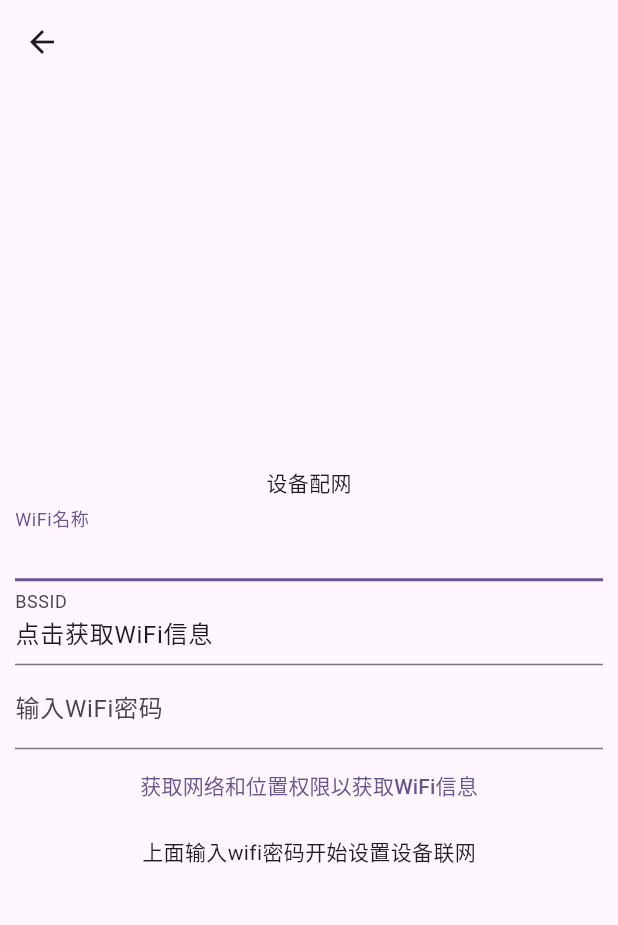
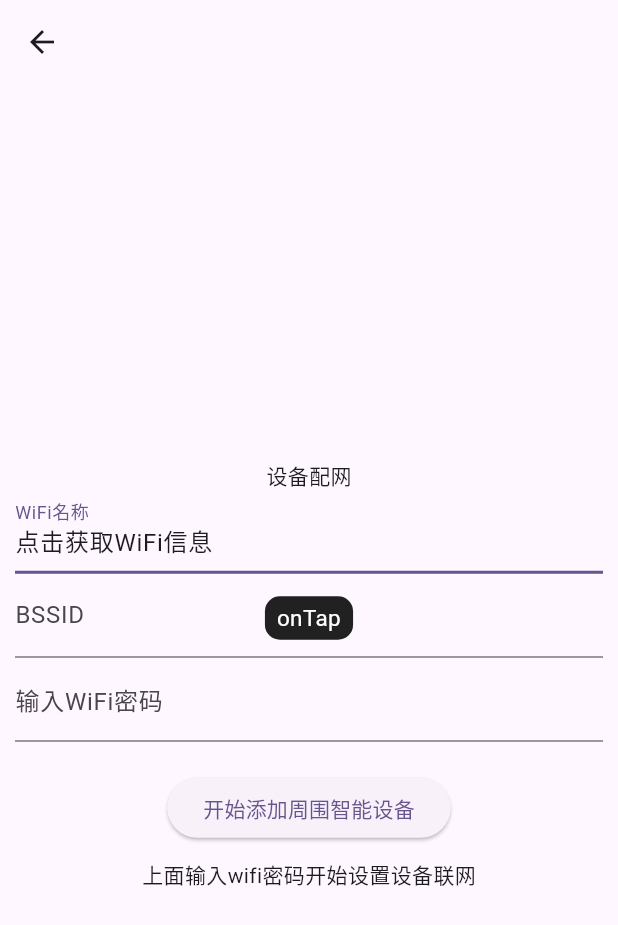
Before and after one commit to OpenIoTHub/openiothub_common_pages, a Flutter app: the Airkiss screen opened directly, after a tap on "设备配网", on a phone screen of 412 x 824 dp. Shown: the top 925 px of the screen. Run offline on Flutter 3.47's test engine with Material 3 defaults, Android fonts, the phone set to English and light mode, and no system bars; drawn by our look-alikes of oktoast; our stand-ins replace dio, package_info_plus, permission_handler, qr_flutter, shared_preferences, webview_flutter; missing offline and left inert: airkiss_dart, flutter_nsd, network_info_plus, openiothub_api, openiothub_constants, openiothub_grpc_api and 3 more; accounts and stored records are empty.

Commit message:
git tag v1.0.5+61

```diff
--- a/example/lib/main.dart
+++ b/example/lib/main.dart
@@ -1,4 +1,5 @@
 import 'package:flutter/material.dart';
+import 'package:oktoast/oktoast.dart';
 import 'package:openiothub_common_pages/wifiConfig/airkiss.dart';
 
 void main() {
@@ -11,7 +12,8 @@
   // This widget is the root of your application.
   @override
   Widget build(BuildContext context) {
-    return MaterialApp(
+    return OKToast(
+        child:MaterialApp(
       title: 'Flutter Demo',
       theme: ThemeData(
         // This is the theme of your application.
@@ -33,7 +35,7 @@
         useMaterial3: true,
       ),
       home: const MyHomePage(title: 'Flutter Demo Home Page'),
-    );
+    ));
   }
 }
 
--- a/example/pubspec.yaml
+++ b/example/pubspec.yaml
@@ -35,6 +35,7 @@ dependencies:
   # The following adds the Cupertino Icons font to your application.
   # Use with the CupertinoIcons class for iOS style icons.
   cupertino_icons: ^1.0.8
+  oktoast: ^3.3.2+1
   openiothub_common_pages:
     path: ../
   openiothub_constants: ^1.0.0
--- a/lib/wifiConfig/airkiss.dart
+++ b/lib/wifiConfig/airkiss.dart
@@ -24,9 +24,9 @@ class _AirkissState extends State<Airkiss> {
   final NetworkInfo _networkInfo = NetworkInfo();
 
 //  New
+  final TextEditingController _ssidFilter = TextEditingController(text: "点击获取WiFi信息");
   final TextEditingController _bssidFilter =
-      TextEditingController(text: "点击获取WiFi信息");
-  final TextEditingController _ssidFilter = TextEditingController();
+  TextEditingController();
   final TextEditingController _passwordFilter = TextEditingController();
 
   bool _isLoading = false;
@@ -38,8 +38,8 @@ class _AirkissState extends State<Airkiss> {
 
   _AirkissState() {
     _ssidFilter.addListener(_ssidListen);
+    _bssidFilter.addListener(_bssidListen);
     _passwordFilter.addListener(_passwordListen);
-    _bssidFilter.addListener(_bssidListen);
   }
 
   void _ssidListen() {
@@ -108,7 +108,7 @@ class _AirkissState extends State<Airkiss> {
                     child: Column(
                       mainAxisAlignment: MainAxisAlignment.center,
                       children: <Widget>[
-                        Container(height: 10),
+                        Container(height: 20),
                         GestureDetector(
                           child: Column(
                               mainAxisAlignment: MainAxisAlignment.start,
@@ -119,15 +119,26 @@ class _AirkissState extends State<Airkiss> {
                                   decoration:
                                       InputDecoration(labelText: 'WiFi名称'),
                                   readOnly: true,
+                                  onTap: () async {
+                                    showToast("onTap");
+                                    await requestPermission();
+                                    await _updateConnectionStatus();
+                                  },
                                 ),
                                 TextField(
                                   controller: _bssidFilter,
                                   decoration:
                                       InputDecoration(labelText: 'BSSID'),
                                   readOnly: true,
+                                  onTap: () async {
+                                    showToast("onTap");
+                                    await requestPermission();
+                                    await _updateConnectionStatus();
+                                  },
                                 ),
                               ]),
                           onTap: () async {
+                            showToast("onTap");
                             await requestPermission();
                             await _updateConnectionStatus();
                           },
@@ -139,10 +150,9 @@ class _AirkissState extends State<Airkiss> {
                             obscureText: true,
                           ),
                         ),
-                        TextButton(
-                          child: _privilege_required
-                              ? Text('开始添加周围智能设备')
-                              : Text('获取网络和位置权限以获取WiFi信息'),
+                        Container(height: 20),
+                        ElevatedButton(
+                          child: Text('开始添加周围智能设备'),
                           onPressed: () async {
                             if (_ssid == null || _password == null) {
                               showToast("WiFi信息不能为空");
@@ -191,18 +201,19 @@ class _AirkissState extends State<Airkiss> {
           wifiBSSID = 'Unauthorized to get Wifi BSSID';
         }
       } else {
-        wifiName = await _networkInfo.getWifiName();
+        wifiBSSID = await _networkInfo.getWifiBSSID();
       }
     } on PlatformException catch (e) {
       wifiBSSID = 'Failed to get Wifi BSSID';
     }
 
     setState(() {
-      _ssidFilter.text = wifiName!;
+      _ssidFilter.text = wifiName!.replaceAll("\"", "");
       _bssidFilter.text = wifiBSSID!;
 
       _msg = "输入路由器WIFI(2.4G频率)密码后开始配网";
     });
+    showToast("ssid:${wifiName!},bssid:${wifiBSSID!}");
   }
 
   Future<bool> _configureWiFi() async {
--- a/pubspec.yaml
+++ b/pubspec.yaml
@@ -1,6 +1,6 @@
 name: openiothub_common_pages
 description: openiothub_common_pages
-version: 1.0.5+60
+version: 1.0.5+61
 homepage: https://github.com/OpenIoTHub
 
 environment:
```
Also changed, not shown: example/pubspec.lock, pubspec.lock, 4 other files.
